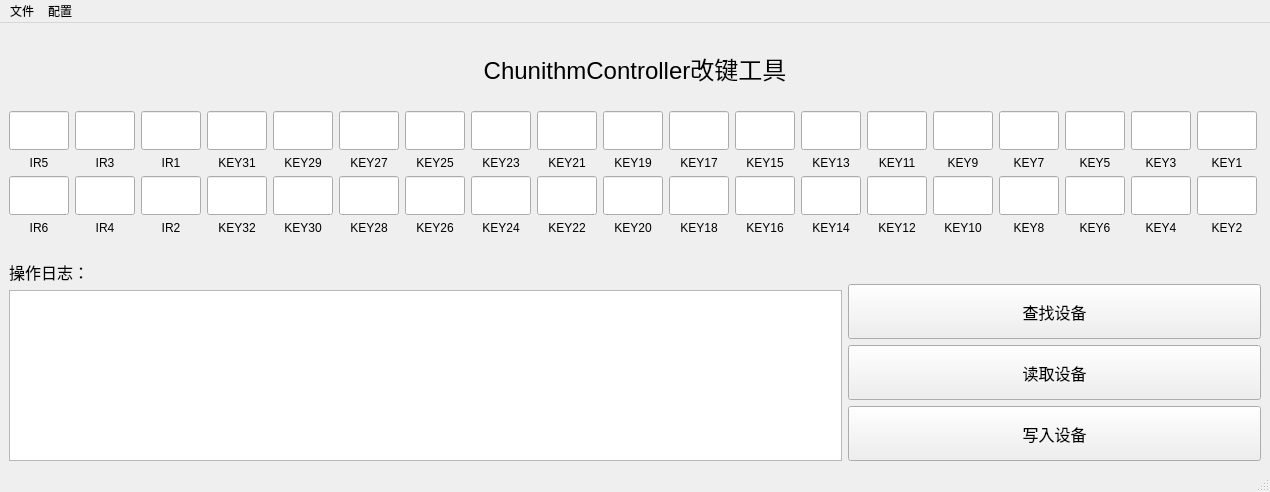
Qt form gui.ui (fangxx3863/ChunithmControllerReversionHost) before a commit.
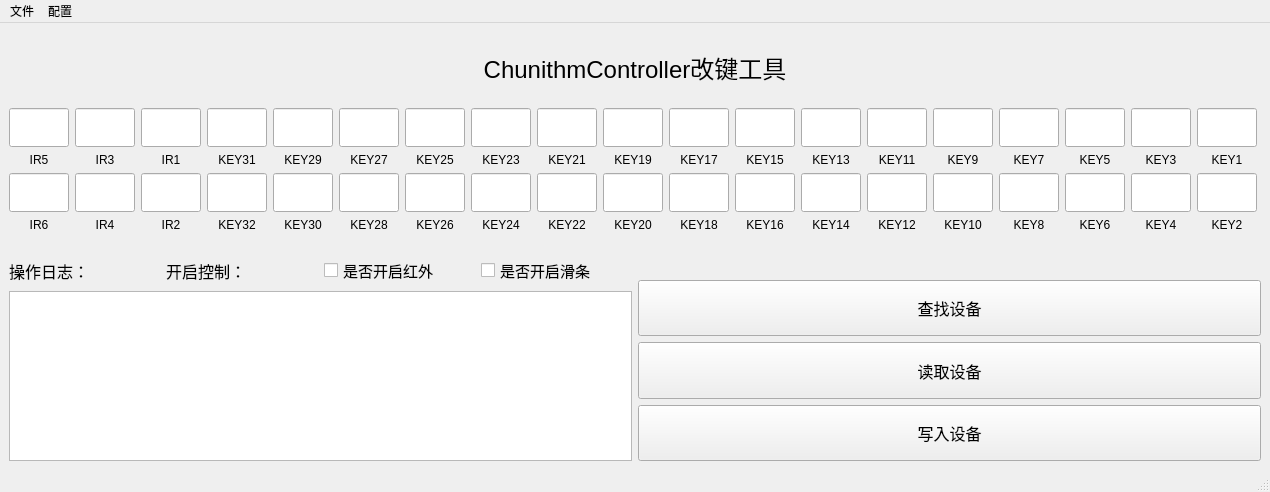
The same form after that commit.

Commit message: Add IR Slider control

Patch:
```diff
--- a/gui.ui
+++ b/gui.ui
@@ -26,42 +26,34 @@
      <verstretch>0</verstretch>
     </sizepolicy>
    </property>
-   <layout class="QGridLayout" name="gridLayout_2">
-    <item row="7" column="0" colspan="2">
-     <layout class="QVBoxLayout" name="verticalLayout_3">
-      <item>
-       <widget class="QLabel" name="label_log">
-        <property name="font">
-         <font>
-          <pointsize>12</pointsize>
-         </font>
-        </property>
-        <property name="text">
-         <string>操作日志：</string>
-        </property>
-       </widget>
-      </item>
-      <item>
-       <widget class="QPlainTextEdit" name="plainTextEdit_log">
-        <property name="sizePolicy">
-         <sizepolicy hsizetype="Minimum" vsizetype="Expanding">
-          <horstretch>0</horstretch>
-          <verstretch>0</verstretch>
-         </sizepolicy>
-        </property>
-        <property name="font">
-         <font>
-          <pointsize>12</pointsize>
-         </font>
-        </property>
-        <property name="readOnly">
-         <bool>true</bool>
-        </property>
-       </widget>
-      </item>
-     </layout>
+   <layout class="QGridLayout" name="gridLayout">
+    <item row="0" column="0" colspan="2">
+     <spacer name="verticalSpacer_3">
+      <property name="orientation">
+       <enum>Qt::Vertical</enum>
+      </property>
+      <property name="sizeHint" stdset="0">
+       <size>
+        <width>20</width>
+        <height>40</height>
+       </size>
+      </property>
+     </spacer>
     </item>
-    <item row="5" column="0" colspan="3">
+    <item row="2" column="0" colspan="2">
+     <spacer name="verticalSpacer_2">
+      <property name="orientation">
+       <enum>Qt::Vertical</enum>
+      </property>
+      <property name="sizeHint" stdset="0">
+       <size>
+        <width>20</width>
+        <height>40</height>
+       </size>
+      </property>
+     </spacer>
+    </item>
+    <item row="3" column="0" colspan="2">
      <layout class="QVBoxLayout" name="verticalLayout">
       <item>
        <layout class="QHBoxLayout" name="horizontalLayout">
@@ -2063,7 +2055,94 @@
       </item>
      </layout>
     </item>
-    <item row="7" column="2">
+    <item row="4" column="0" colspan="2">
+     <spacer name="verticalSpacer">
+      <property name="orientation">
+       <enum>Qt::Vertical</enum>
+      </property>
+      <property name="sizeHint" stdset="0">
+       <size>
+        <width>20</width>
+        <height>40</height>
+       </size>
+      </property>
+     </spacer>
+    </item>
+    <item row="5" column="0">
+     <layout class="QVBoxLayout" name="verticalLayout_3">
+      <item>
+       <layout class="QHBoxLayout" name="horizontalLayout_8">
+        <item>
+         <widget class="QLabel" name="label_log">
+          <property name="font">
+           <font>
+            <pointsize>12</pointsize>
+           </font>
+          </property>
+          <property name="text">
+           <string>操作日志：</string>
+          </property>
+         </widget>
+        </item>
+        <item>
+         <widget class="QLabel" name="label_ctrl">
+          <property name="font">
+           <font>
+            <pointsize>12</pointsize>
+           </font>
+          </property>
+          <property name="text">
+           <string>开启控制：</string>
+          </property>
+         </widget>
+        </item>
+        <item>
+         <widget class="QCheckBox" name="checkBox_IR">
+          <property name="font">
+           <font>
+            <pointsize>11</pointsize>
+           </font>
+          </property>
+          <property name="text">
+           <string>是否开启红外</string>
+          </property>
+         </widget>
+        </item>
+        <item>
+         <widget class="QCheckBox" name="checkBox_Slider">
+          <property name="font">
+           <font>
+            <pointsize>11</pointsize>
+           </font>
+          </property>
+          <property name="text">
+           <string>是否开启滑条</string>
+          </property>
+         </widget>
+        </item>
+       </layout>
+      </item>
+      <item>
+       <widget class="QPlainTextEdit" name="plainTextEdit_log">
+        <property name="sizePolicy">
+         <sizepolicy hsizetype="Minimum" vsizetype="Expanding">
+          <horstretch>0</horstretch>
+          <verstretch>0</verstretch>
+         </sizepolicy>
+        </property>
+        <property name="font">
+         <font>
+          <pointsize>12</pointsize>
+         </font>
+        </property>
+        <property name="readOnly">
+         <bool>true</bool>
+        </property>
+       </widget>
+      </item>
+     </layout>
+    </item>
+    <item row="5" column="1">
      <layout class="QVBoxLayout" name="verticalLayout_2">
       <item>
        <widget class="QLabel" name="label_bt">
@@ -2139,7 +2218,7 @@
       </item>
      </layout>
     </item>
-    <item row="2" column="0" colspan="3">
+    <item row="1" column="0" colspan="2">
      <widget class="QLabel" name="Ttile">
       <property name="font">
        <font>
@@ -2154,45 +2233,6 @@
       </property>
      </widget>
     </item>
-    <item row="3" column="0" colspan="3">
-     <spacer name="verticalSpacer_2">
-      <property name="orientation">
-       <enum>Qt::Vertical</enum>
-      </property>
-      <property name="sizeHint" stdset="0">
-       <size>
-        <width>20</width>
-        <height>40</height>
-       </size>
-      </property>
-     </spacer>
-    </item>
-    <item row="1" column="0" colspan="3">
-     <spacer name="verticalSpacer_3">
-      <property name="orientation">
-       <enum>Qt::Vertical</enum>
-      </property>
-      <property name="sizeHint" stdset="0">
-       <size>
-        <width>20</width>
-        <height>40</height>
-       </size>
-      </property>
-     </spacer>
-    </item>
-    <item row="6" column="0" colspan="3">
-     <spacer name="verticalSpacer">
-      <property name="orientation">
-       <enum>Qt::Vertical</enum>
-      </property>
-      <property name="sizeHint" stdset="0">
-       <size>
-        <width>20</width>
-        <height>40</height>
-       </size>
-      </property>
-     </spacer>
-    </item>
    </layout>
   </widget>
   <widget class="QMenuBar" name="menubar">
```
The commit also changes 3 other files.
